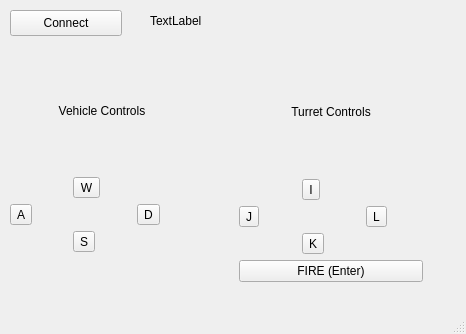
The window that source/qt/remotecontrol/remotecontrolbase.ui (kc8hfi/powerwheels) describes before a commit, drawn with Qt 5.
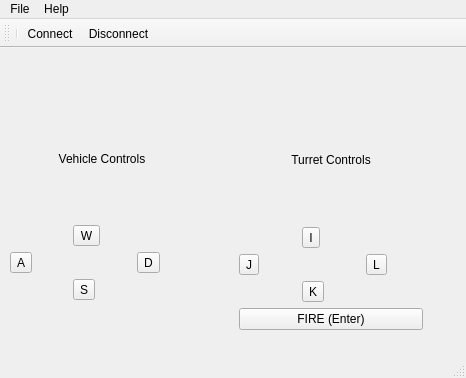
The same window after the commit. Icons and pictures are not drawn.

The edit to the form file:
```diff
--- a/source/qt/remotecontrol/remotecontrolbase.ui
+++ b/source/qt/remotecontrol/remotecontrolbase.ui
@@ -7,26 +7,13 @@
     <x>0</x>
     <y>0</y>
     <width>466</width>
-    <height>334</height>
+    <height>378</height>
    </rect>
   </property>
   <property name="windowTitle">
    <string>MainWindow</string>
   </property>
   <widget class="QWidget" name="centralwidget">
-   <widget class="QPushButton" name="connectButton">
-    <property name="geometry">
-     <rect>
-      <x>10</x>
-      <y>10</y>
-      <width>112</width>
-      <height>26</height>
-     </rect>
-    </property>
-    <property name="text">
-     <string>Connect</string>
-    </property>
-   </widget>
    <widget class="QWidget" name="layoutWidget">
     <property name="geometry">
      <rect>
@@ -368,19 +355,6 @@
      </item>
     </layout>
    </widget>
-   <widget class="QLabel" name="infoLabel">
-    <property name="geometry">
-     <rect>
-      <x>150</x>
-      <y>10</y>
-      <width>301</width>
-      <height>21</height>
-     </rect>
-    </property>
-    <property name="text">
-     <string>TextLabel</string>
-    </property>
-   </widget>
   </widget>
   <widget class="QMenuBar" name="menubar">
    <property name="geometry">
@@ -391,8 +365,62 @@
      <height>21</height>
     </rect>
    </property>
+   <widget class="QMenu" name="menuFile">
+    <property name="title">
+     <string>File</string>
+    </property>
+    <addaction name="actionQuit"/>
+   </widget>
+   <widget class="QMenu" name="menuHelp">
+    <property name="title">
+     <string>Help</string>
+    </property>
+    <addaction name="actionAbout_Remote_Control"/>
+   </widget>
+   <addaction name="menuFile"/>
+   <addaction name="menuHelp"/>
   </widget>
-  <widget class="QStatusBar" name="statusbar"/>
+  <widget class="QStatusBar" name="statusBar"/>
+  <widget class="QToolBar" name="toolBar">
+   <property name="minimumSize">
+    <size>
+     <width>20</width>
+     <height>20</height>
+    </size>
+   </property>
+   <property name="windowTitle">
+    <string>toolBar</string>
+   </property>
+   <attribute name="toolBarArea">
+    <enum>TopToolBarArea</enum>
+   </attribute>
+   <attribute name="toolBarBreak">
+    <bool>false</bool>
+   </attribute>
+   <addaction name="separator"/>
+   <addaction name="actionConnect"/>
+   <addaction name="actionDisconnect"/>
+  </widget>
+  <action name="actionQuit">
+   <property name="text">
+    <string>Quit</string>
+   </property>
+  </action>
+  <action name="actionConnect">
+   <property name="text">
+    <string>Connect</string>
+   </property>
+  </action>
+  <action name="actionDisconnect">
+   <property name="text">
+    <string>Disconnect</string>
+   </property>
+  </action>
+  <action name="actionAbout_Remote_Control">
+   <property name="text">
+    <string>About Remote Control</string>
+   </property>
+  </action>
  </widget>
  <resources>
   <include location="resources/icons.qrc"/>
```
Left out of the diff: 48 changed lines with no effect on the pictures.
